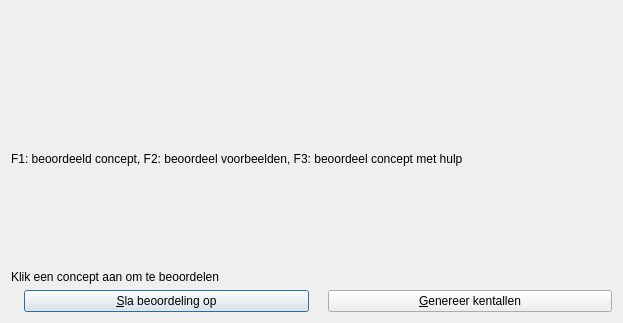
First picture: the form in Projects/ProjectBrainweaver/qtpvdbrateconceptmapdialog.ui, repository richelbilderbeek/ProjectRichelBilderbeek, before the edit; both pictures show x 0 to 623 and y 194 to 517 of the 623 by 517 pixel window.
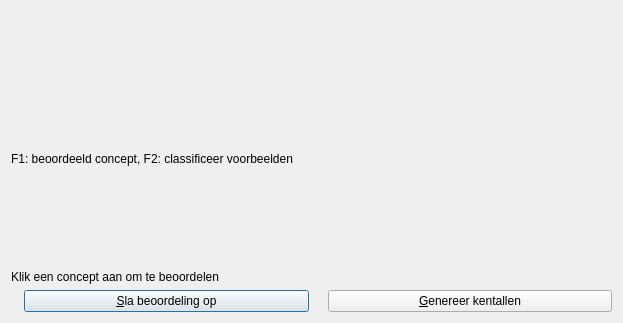
Second picture: the form after the edit. Icons and pictures are not drawn.

```diff
--- a/Projects/ProjectBrainweaver/qtpvdbrateconceptmapdialog.ui
+++ b/Projects/ProjectBrainweaver/qtpvdbrateconceptmapdialog.ui
@@ -37,7 +37,7 @@
    <item>
     <widget class="QLabel" name="label">
      <property name="text">
-      <string>F1: beoordeeld concept, F2: beoordeel voorbeelden, F3: beoordeel concept met hulp</string>
+      <string>F1: beoordeeld concept, F2: classificeer voorbeelden</string>
      </property>
     </widget>
    </item>
```
